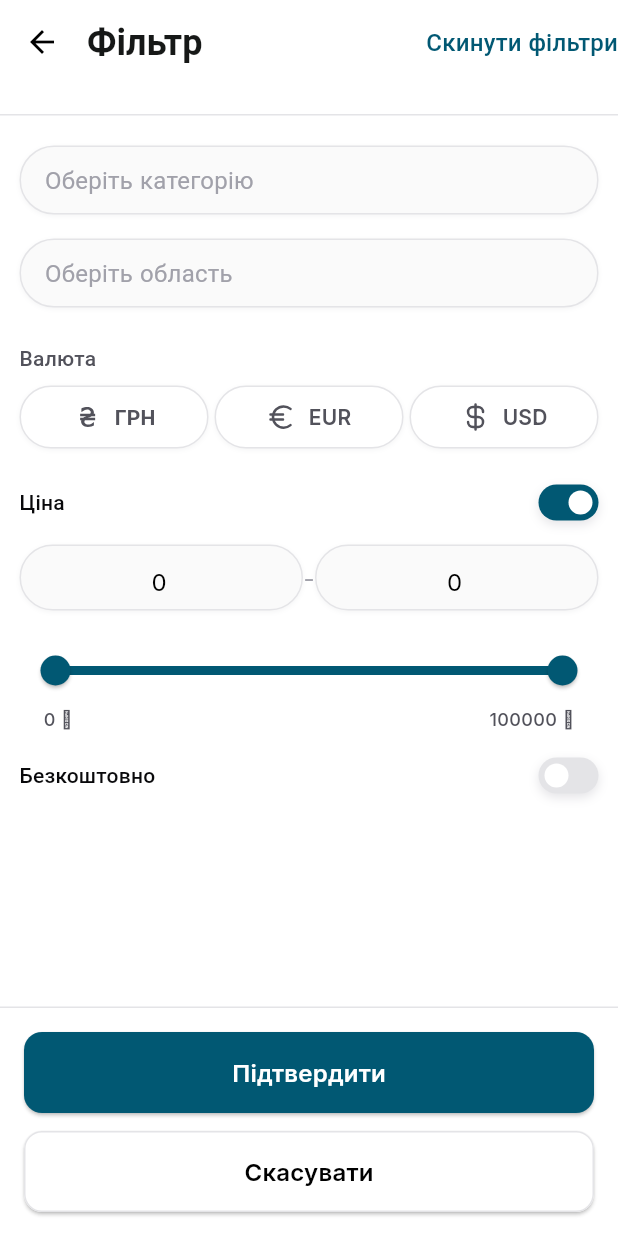
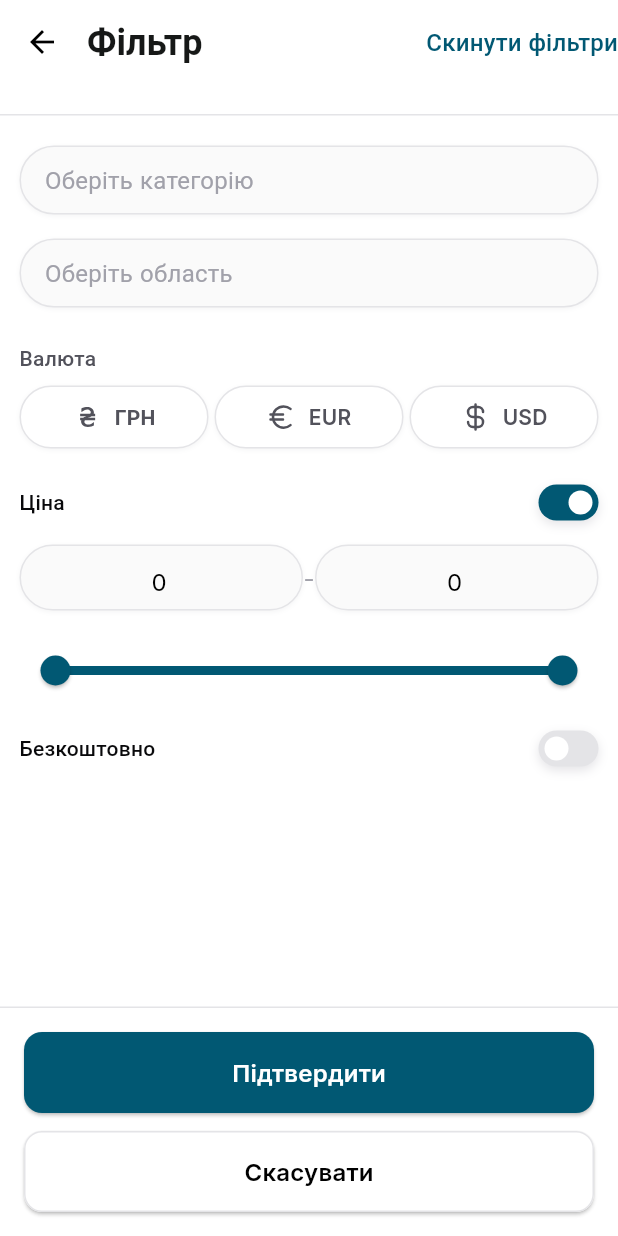
Before and after one commit to chizmodiy/olxclone, a Flutter app: the FilterPage screen opened directly with empty values, on a phone screen of 412 x 824 dp. Run offline on Flutter 3.47's test engine with Material 3 defaults, Android fonts, the phone set to English and light mode, and no system bars; our stand-ins replace cached_network_image, flutter_map, flutter_svg, font_awesome_flutter, geolocator, google_fonts and 3 more; missing offline and left inert: algoliasearch, flutter_map_marker_cluster; accounts and stored records are empty; statements that could not run were skipped.

Commit message:
refactor: оновлено слайдер цін на сторінці фільтрації
- Зменшено висоту слайдера з 66 до 48 пікселів для покращення візуального сприйняття.
- Видалено зайві елементи, спростивши структуру відображення слайдера.
- Збережено функціональність слайдера для вибору діапазону цін.

```diff
--- a/lib/pages/filter_page.dart
+++ b/lib/pages/filter_page.dart
@@ -1114,11 +1114,8 @@ class _FilterPageState extends State<FilterPage> {
           // Слайдер діапазону з двома важелями
           Container(
             width: double.infinity,
-            height: 66, // Збільшено висоту з 58 до 66 пікселів (додано ще 8px)
-            child: Column(
-              children: [
-                // RangeSlider
-                RangeSlider(
+            height: 48, // Зменшено висоту до 48 пікселів (тільки для слайдера)
+            child: RangeSlider(
               values: RangeValues(_currentMinPrice, _currentMaxPrice),
               min: _minPrice,
               max: _maxPrice,
@@ -1131,35 +1128,6 @@ class _FilterPageState extends State<FilterPage> {
               },
               activeColor: const Color(0xFF015873) /* Primary */, // Колір активної частини
               inactiveColor: const Color(0xFFE4E4E7) /* Zinc-200 */, // Колір неактивної частини
-                ),
-                // Показуємо поточні значення
-                Padding(
-                  padding: const EdgeInsets.symmetric(horizontal: 16),
-                  child: Row(
-                    mainAxisAlignment: MainAxisAlignment.spaceBetween,
-                    children: [
-                      Text(
-                        '${_convertFromUAH(_currentMinPrice, _selectedCurrency).toStringAsFixed(0)} ${_getCurrencySymbol()}',
-                        style: TextStyle(
-                          color: const Color(0xFF52525B),
-                          fontSize: 12,
-                          fontFamily: 'Inter',
-                          fontWeight: FontWeight.w500,
-                        ),
-                      ),
-                      Text(
-                        '${_convertFromUAH(_currentMaxPrice, _selectedCurrency).toStringAsFixed(0)} ${_getCurrencySymbol()}',
-                        style: TextStyle(
-                          color: const Color(0xFF52525B),
-                          fontSize: 12,
-                          fontFamily: 'Inter',
-                          fontWeight: FontWeight.w500,
-                        ),
-                      ),
-                    ],
-                  ),
-                ),
-              ],
             ),
           ),
         ],
```
Lines whose indentation alone changed are shown as unchanged.
